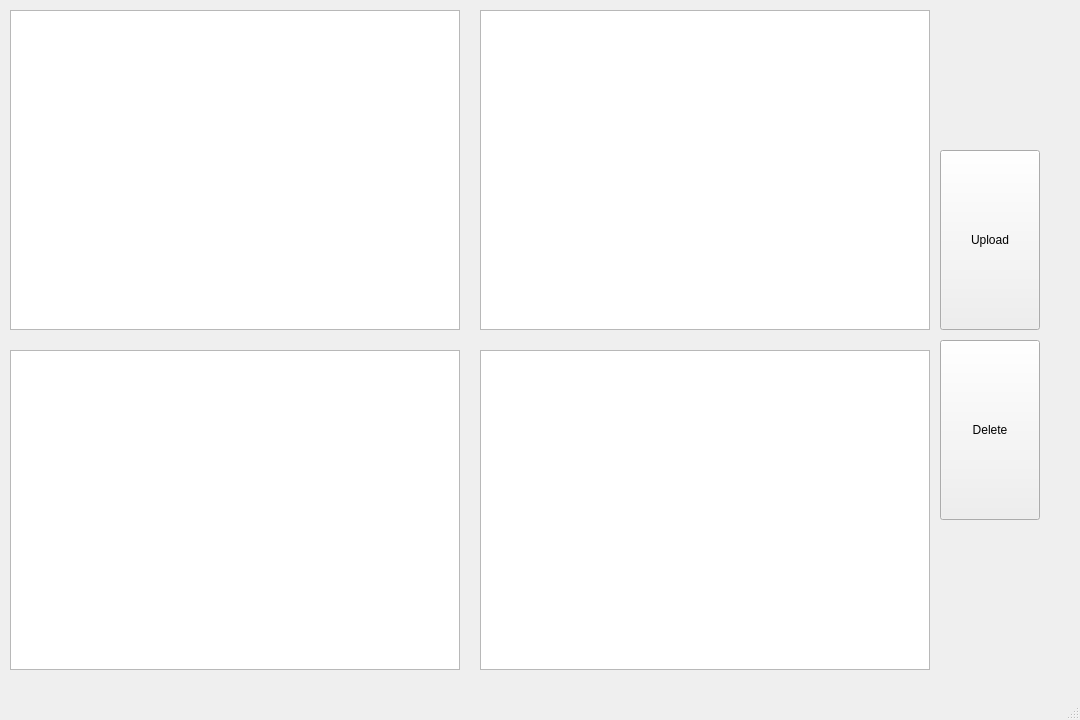
First picture: the form in lib/sqlite_database/db_form.ui, repository Kirikus/2024_Experiments, before the edit.
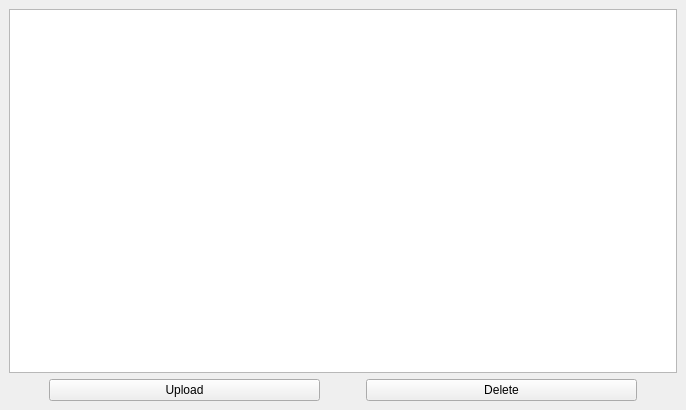
Second picture: the form after the edit.

Commit message: Changes: -Remade data base form -Renamed a few objects in menu -Fixed trouble with axis of plots when theme had changed -Slightly changed the constructor of the ODF form

The edit to the form file:
```diff
--- a/lib/sqlite_database/db_form.ui
+++ b/lib/sqlite_database/db_form.ui
@@ -6,80 +6,89 @@
    <rect>
     <x>0</x>
     <y>0</y>
-    <width>1080</width>
-    <height>720</height>
+    <width>686</width>
+    <height>410</height>
    </rect>
   </property>
   <property name="windowTitle">
    <string>MainWindow</string>
   </property>
   <widget class="QWidget" name="centralwidget">
-   <widget class="QPushButton" name="uploadBtn">
-    <property name="geometry">
-     <rect>
-      <x>940</x>
-      <y>150</y>
-      <width>100</width>
-      <height>180</height>
-     </rect>
-    </property>
-    <property name="text">
-     <string>Upload</string>
-    </property>
-   </widget>
-   <widget class="QPushButton" name="deleteBtn">
-    <property name="geometry">
-     <rect>
-      <x>940</x>
-      <y>340</y>
-      <width>100</width>
-      <height>180</height>
-     </rect>
-    </property>
-    <property name="text">
-     <string>Delete</string>
-    </property>
-   </widget>
-   <widget class="QTableWidget" name="measurements_table">
-    <property name="geometry">
-     <rect>
-      <x>10</x>
-      <y>10</y>
-      <width>450</width>
-      <height>320</height>
-     </rect>
-    </property>
-   </widget>
-   <widget class="QTableWidget" name="visual_table">
-    <property name="geometry">
-     <rect>
-      <x>480</x>
-      <y>10</y>
-      <width>450</width>
-      <height>320</height>
-     </rect>
-    </property>
-   </widget>
-   <widget class="QTableWidget" name="naming_table">
-    <property name="geometry">
-     <rect>
-      <x>10</x>
-      <y>350</y>
-      <width>450</width>
-      <height>320</height>
-     </rect>
-    </property>
-   </widget>
-   <widget class="QTableWidget" name="error_table">
-    <property name="geometry">
-     <rect>
-      <x>480</x>
-      <y>350</y>
-      <width>450</width>
-      <height>320</height>
-     </rect>
-    </property>
-   </widget>
+   <layout class="QGridLayout" name="gridLayout">
+    <item row="0" column="0">
+     <layout class="QVBoxLayout" name="verticalLayout">
+      <item>
+       <widget class="QTableWidget" name="measurements_table"/>
+      </item>
+      <item>
+       <layout class="QHBoxLayout" name="horizontalLayout">
+        <item>
+         <spacer name="horizontalSpacer_2">
+          <property name="orientation">
+           <enum>Qt::Horizontal</enum>
+          </property>
+          <property name="sizeType">
+           <enum>QSizePolicy::Fixed</enum>
+          </property>
+          <property name="sizeHint" stdset="0">
+           <size>
+            <width>40</width>
+            <height>20</height>
+           </size>
+          </property>
+         </spacer>
+        </item>
+        <item>
+         <widget class="QPushButton" name="uploadBtn">
+          <property name="text">
+           <string>Upload</string>
+          </property>
+         </widget>
+        </item>
+        <item>
+         <spacer name="horizontalSpacer">
+          <property name="orientation">
+           <enum>Qt::Horizontal</enum>
+          </property>
+          <property name="sizeType">
+           <enum>QSizePolicy::Fixed</enum>
+          </property>
+          <property name="sizeHint" stdset="0">
+           <size>
+            <width>40</width>
+            <height>20</height>
+           </size>
+          </property>
+         </spacer>
+        </item>
+        <item>
+         <widget class="QPushButton" name="deleteBtn">
+          <property name="text">
+           <string>Delete</string>
+          </property>
+         </widget>
+        </item>
+        <item>
+         <spacer name="horizontalSpacer_3">
+          <property name="orientation">
+           <enum>Qt::Horizontal</enum>
+          </property>
+          <property name="sizeType">
+           <enum>QSizePolicy::Fixed</enum>
+          </property>
+          <property name="sizeHint" stdset="0">
+           <size>
+            <width>40</width>
+            <height>20</height>
+           </size>
+          </property>
+         </spacer>
+        </item>
+       </layout>
+      </item>
+     </layout>
+    </item>
+   </layout>
   </widget>
   <widget class="QMenuBar" name="menubar">
    <property name="geometry">
@@ -91,7 +100,6 @@
     </rect>
    </property>
   </widget>
-  <widget class="QStatusBar" name="statusbar"/>
  </widget>
  <resources/>
  <connections/>
```
Left out of the diff: 4 changed lines with no effect on the pictures. The commit also changes 4 other files.
